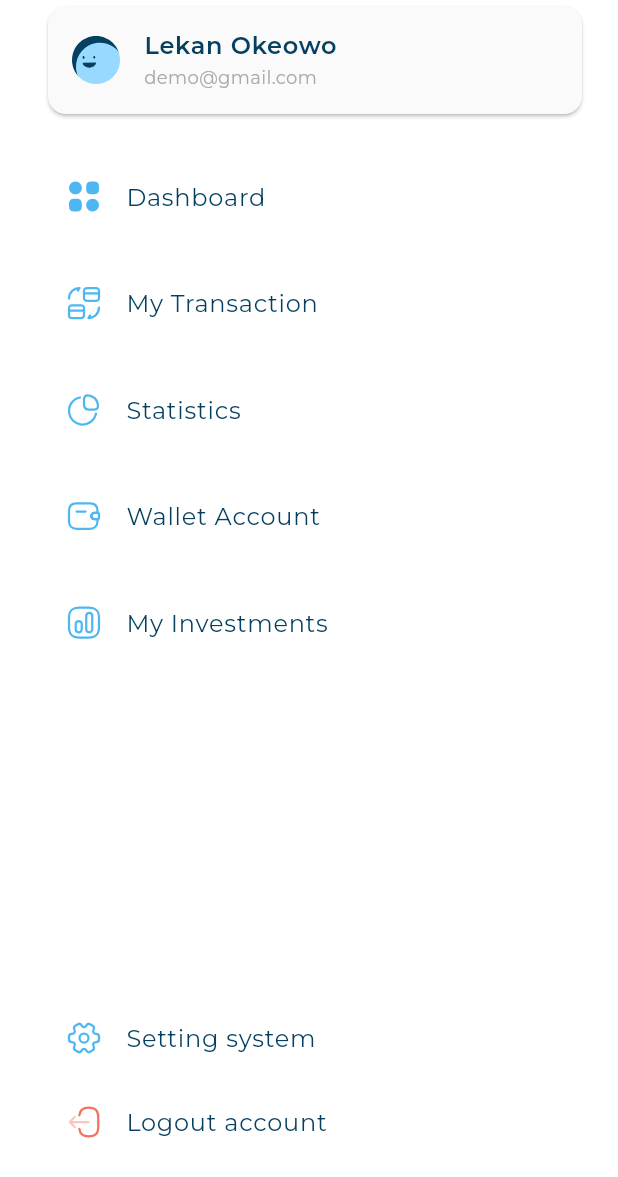
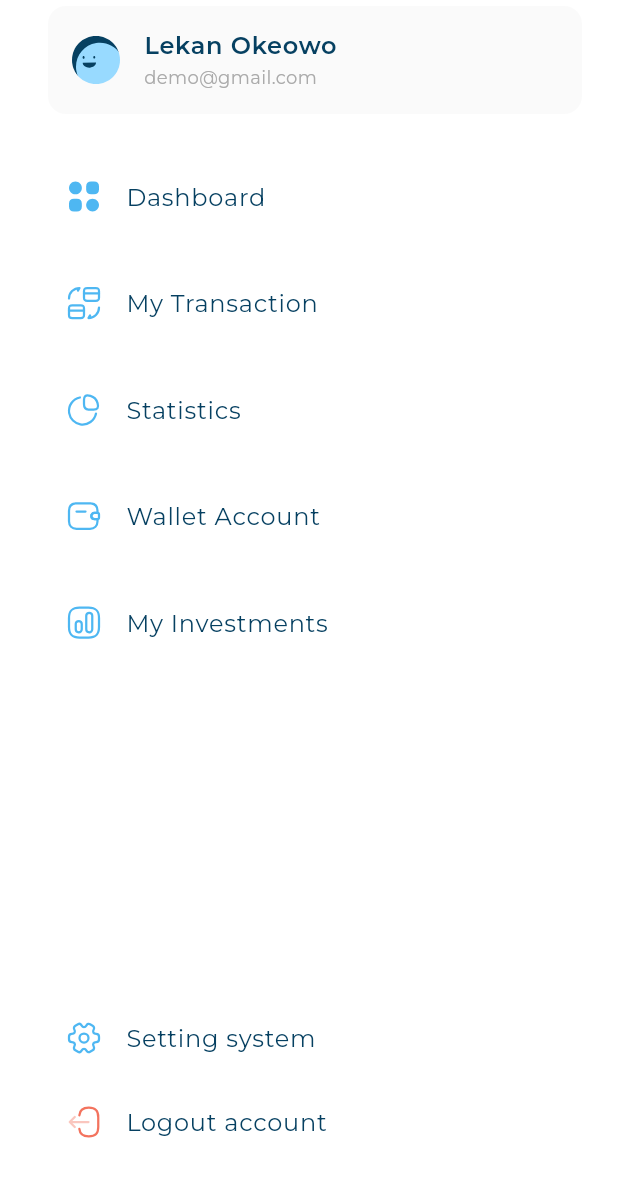
Before and after one commit to Nadersaye/responsive_dashboard, a Flutter app: the CustomDrawer widget shown alone on an empty page, opened directly, on a phone screen of 412 x 824 dp. Shown: the top 1177 px of the screen. Run offline on Flutter 3.47's test engine with Material 3 defaults, Android fonts, the phone set to English and light mode, and no system bars; our stand-ins replace flutter_svg, gap; project files that could hold a hidden picture were left out.

Commit message:
refactor code

```diff
--- a/lib/views/widgets/custom_drawer.dart
+++ b/lib/views/widgets/custom_drawer.dart
@@ -19,6 +19,7 @@ class CustomDrawer extends StatelessWidget {
         slivers: [
           SliverToBoxAdapter(
             child: Card(
+              elevation: 0,
               color: AppColors.mediumGreyColor,
               child: UserInfoListTile(
                   userInfo: UserInfoModel(
--- a/lib/views/widgets/dashboard_desktop_layout.dart
+++ b/lib/views/widgets/dashboard_desktop_layout.dart
@@ -1,8 +1,7 @@
 import 'package:flutter/material.dart';
 import 'package:gap/gap.dart';
 import 'package:responsive_dashboard/views/widgets/custom_drawer.dart';
-
-import 'all_expenses.dart';
+import 'expenses_invoice.dart';
 
 class DashboardDesktopLayout extends StatelessWidget {
   const DashboardDesktopLayout({super.key});
@@ -13,7 +12,7 @@ class DashboardDesktopLayout extends StatelessWidget {
       children: [
         Expanded(child: CustomDrawer()),
         Gap(32),
-        Expanded(flex: 2, child: AllExpenses())
+        Expanded(flex: 2, child: ExpensesInvoice())
       ],
     );
   }
```
